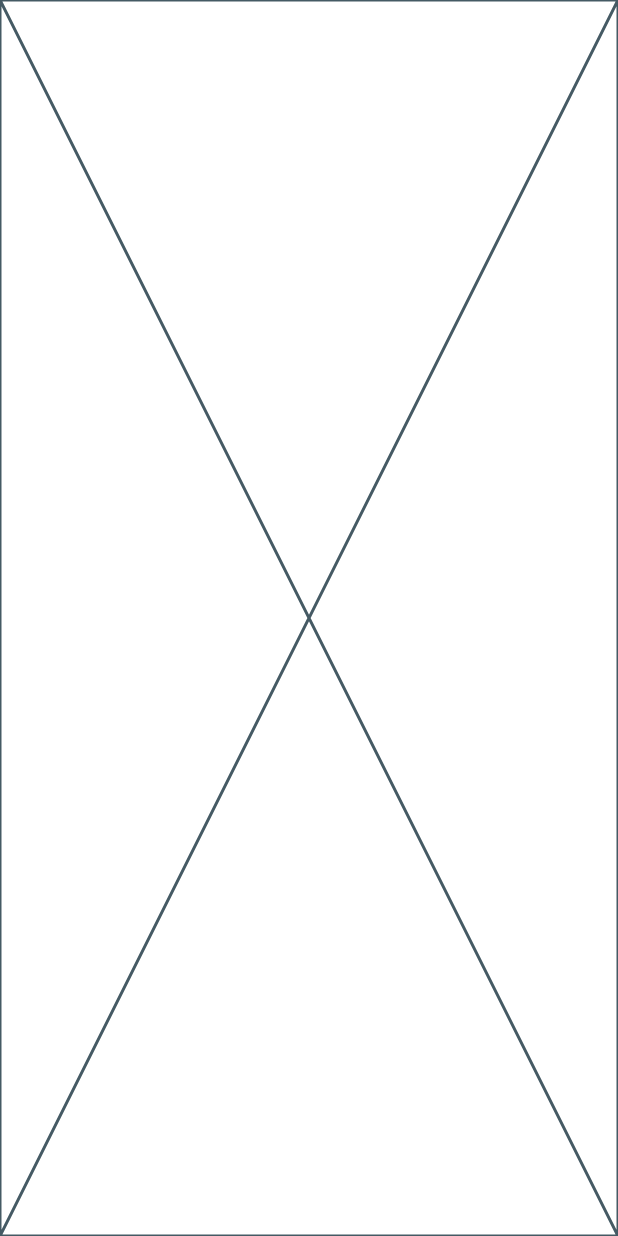
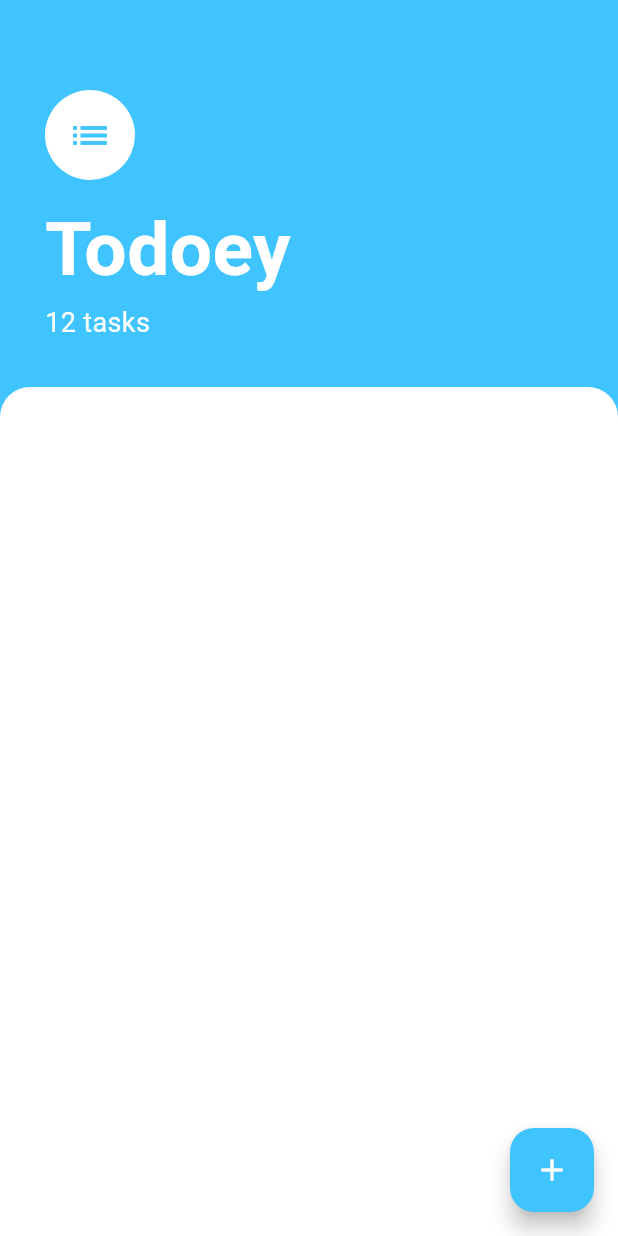
Before and after one commit to Eka1984/todoey-flutter, a Flutter app: the screen it shows after launch, on a phone screen of 412 x 824 dp. Run offline on Flutter 3.47's test engine with Material 3 defaults, Android fonts, the phone set to English and light mode, and no system bars.

Commit message:
add layout

```diff
--- a/lib/main.dart
+++ b/lib/main.dart
@@ -1,4 +1,5 @@
 import 'package:flutter/material.dart';
+import 'package:todoey_flutter/screens/tasks_screen.dart';
 
 void main() {
   runApp(const MyApp());
@@ -9,6 +10,8 @@ class MyApp extends StatelessWidget {
 
   @override
   Widget build(BuildContext context) {
-    return const Placeholder();
+    return MaterialApp(
+      home: TasksScreen(),
+    );
   }
 }
--- /dev/null
+++ b/lib/screens/tasks_screen.dart
@@ -0,0 +1,68 @@
+import 'package:flutter/material.dart';
+
+class TasksScreen extends StatelessWidget {
+  const TasksScreen({super.key});
+
+  @override
+  Widget build(BuildContext context) {
+    return Scaffold(
+      backgroundColor: Colors.lightBlueAccent,
+      floatingActionButton: FloatingActionButton(
+        backgroundColor: Colors.lightBlueAccent,
+        child: Icon(
+            Icons.add,
+          color: Colors.white,
+        ),
+        onPressed: () {
+
+        },
+      ),
+      body: Column(
+        crossAxisAlignment: CrossAxisAlignment.start,
+        children: [
+          Container(
+            padding: EdgeInsets.only(top: 60.0, left: 30.0, right: 30.0, bottom: 30.0),
+            child: Column(
+              crossAxisAlignment: CrossAxisAlignment.start,
+              children: [
+                CircleAvatar(
+                  backgroundColor: Colors.white,
+                    radius: 30.0,
+                    child: Icon(
+                        Icons.list,
+                      size: 30.0,
+                      color: Colors.lightBlueAccent,
+                    )
+                ),
+                SizedBox(height: 10.0,),
+                Text(
+                    'Todoey',
+                  style: TextStyle(
+                    color: Colors.white,
+                    fontSize: 50,
+                    fontWeight: FontWeight.w700,
+                  ),
+                ),
+                Text(
+                    '12 tasks',
+                  style: TextStyle(
+                    color: Colors.white,
+                    fontSize: 18,
+                  ),
+                ),
+              ],
+            ),
+          ),
+          Expanded(
+            child: Container(
+              decoration: BoxDecoration(
+                color: Colors.white,
+                borderRadius: BorderRadius.only(topLeft: Radius.circular(20.0), topRight: Radius.circular(20.0)),
+              ),
+            ),
+          ),
+        ],
+      ),
+    );
+  }
+}
```
Also changed, not shown: 1 other file.
